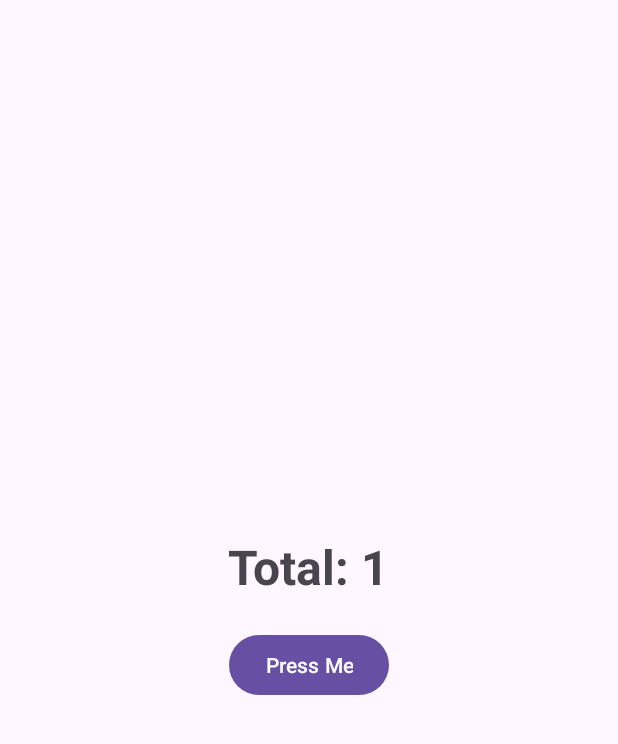
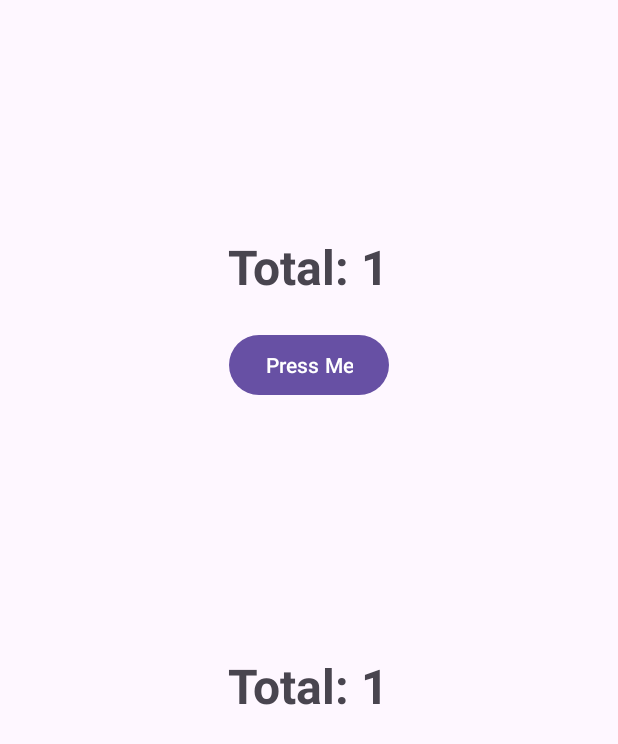
Before and after one commit to juanbets/LAB_WEEK_10, an Android app: the screen it shows after launch (MainActivity), after a tap on "Press Me", on a phone screen of 412 x 824 dp. Shown: the top 744 px of the screen. Run offline under Robolectric (Android 15) with nearby library versions, the phone set to English and light mode, and no system bars.

Commit message:
Commit No. 2: Implement LiveData to Sync Activity and Fragment UI

```diff
--- /dev/null
+++ b/app/src/main/java/com/example/lab_week_10/FirstFragment.kt
@@ -0,0 +1,52 @@
+package com.example.lab_week_10
+
+import android.os.Bundle
+import android.view.LayoutInflater
+import android.view.View
+import android.view.ViewGroup
+import android.widget.TextView
+import androidx.fragment.app.Fragment
+import androidx.lifecycle.ViewModelProvider
+import com.example.lab_week_10.viewmodels.TotalViewModel
+
+class FirstFragment : Fragment() {
+
+    override fun onCreate(savedInstanceState: Bundle?) {
+        super.onCreate(savedInstanceState)
+    }
+
+    override fun onCreateView(
+        inflater: LayoutInflater,
+        container: ViewGroup?,
+        savedInstanceState: Bundle?
+    ): View? {
+        return inflater.inflate(R.layout.fragment_first, container, false)
+    }
+
+    override fun onViewCreated(view: View, savedInstanceState: Bundle?) {
+        super.onViewCreated(view, savedInstanceState)
+        prepareViewModel()
+    }
+
+    private fun updateText(total: Int) {
+        view?.findViewById<TextView>(R.id.text_total)?.text =
+            getString(R.string.text_total, total)
+    }
+
+    private fun prepareViewModel() {
+        val viewModel =
+            ViewModelProvider(requireActivity()).get(TotalViewModel::class.java)
+
+        // Observe the LiveData object
+        viewModel.total.observe(viewLifecycleOwner, {
+            // Whenever the value of the LiveData object changes
+            // the updateText() is called, with the new value as the parameter
+            updateText(it)
+        })
+    }
+
+    companion object {
+        fun newInstance(param1: String, param2: String) =
+            FirstFragment()
+    }
+}
--- a/app/src/main/java/com/example/lab_week_10/MainActivity.kt
+++ b/app/src/main/java/com/example/lab_week_10/MainActivity.kt
@@ -25,12 +25,13 @@ class MainActivity : AppCompatActivity() {
     }
 
     private fun prepareViewModel() {
-        // observe LiveData dari ViewModel
-        viewModel.total.observe(this) { total ->
-            updateText(total)
-        }
+        // Observe the LiveData object
+        viewModel.total.observe(this, {
+            // Whenever the value of the LiveData object changes
+            // the updateText() is called, with the new value as the parameter
+            updateText(it ?: 0)
+        })
 
-        // klik tombol -> minta ViewModel naikin total
         findViewById<Button>(R.id.button_increment).setOnClickListener {
             viewModel.incrementTotal()
         }
--- a/app/src/main/java/com/example/lab_week_10/viewmodels/TotalViewModel.kt
+++ b/app/src/main/java/com/example/lab_week_10/viewmodels/TotalViewModel.kt
@@ -6,11 +6,18 @@ import androidx.lifecycle.ViewModel
 
 class TotalViewModel : ViewModel() {
 
-    private val _total = MutableLiveData<Int>().apply { value = 0 }
+    // Declare the LiveData object
+    private val _total = MutableLiveData<Int>()
     val total: LiveData<Int> = _total
 
+    // Initialize the LiveData object
+    init {
+        // postValue can be used from main thread or background thread
+        _total.postValue(0)
+    }
+
+    // Increment the total value
     fun incrementTotal() {
-        val current = _total.value ?: 0
-        _total.value = current + 1
+        _total.postValue(_total.value?.plus(1))
     }
 }
--- a/app/src/main/res/layout/activity_main.xml
+++ b/app/src/main/res/layout/activity_main.xml
@@ -7,6 +7,7 @@
     android:gravity="center"
     android:orientation="vertical"
     tools:context=".MainActivity">
+
     <TextView
         android:id="@+id/text_total"
         android:layout_width="wrap_content"
@@ -14,10 +15,18 @@
         android:text="@string/text_total"
         android:layout_marginBottom="20dp"
         android:textStyle="bold"
-        android:textSize="32sp"/>
+        android:textSize="32sp" />
+
     <Button
         android:id="@+id/button_increment"
         android:layout_width="wrap_content"
         android:layout_height="wrap_content"
         android:text="@string/button_increment" />
+
+    <androidx.fragment.app.FragmentContainerView
+        android:id="@+id/fragment_container"
+        android:layout_width="match_parent"
+        android:layout_height="400dp"
+        android:name="com.example.lab_week_10.FirstFragment" />
+
 </LinearLayout>
--- /dev/null
+++ b/app/src/main/res/layout/fragment_first.xml
@@ -0,0 +1,17 @@
+<LinearLayout
+    xmlns:android="http://schemas.android.com/apk/res/android"
+    xmlns:tools="http://schemas.android.com/tools"
+    android:layout_width="match_parent"
+    android:layout_height="match_parent"
+    android:gravity="center"
+    android:orientation="vertical"
+    tools:context=".FirstFragment">
+    <TextView
+        android:id="@+id/text_total"
+        android:layout_width="wrap_content"
+        android:layout_height="wrap_content"
+        android:text="@string/text_total"
+        android:layout_marginBottom="20dp"
+        android:textStyle="bold"
+        android:textSize="32sp"/>
+</LinearLayout>
```
